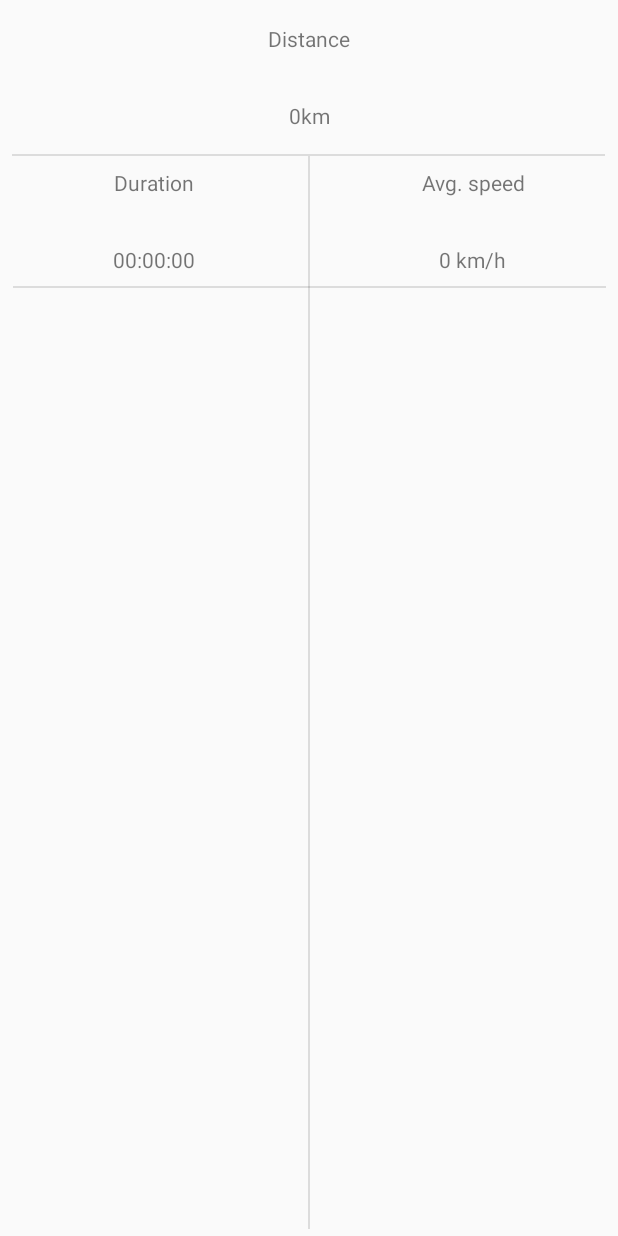
After one commit to filipNowakDev/GPS_Offline_Tracker, an Android app: the layout fragment_track_details.xml on its own in the app's theme, with its tools: preview values and no code run, on a phone screen of 412 x 824 dp. The commit adds this screen. Run offline under Robolectric (Android 15) with nearby library versions, the phone set to English and light mode, and no system bars.

Commit message:
Added track details fragment and fixed memory leaks on some devices

```diff
--- a/app/build.gradle
+++ b/app/build.gradle
@@ -33,6 +33,6 @@ dependencies {
     testImplementation 'junit:junit:4.12'
     androidTestImplementation 'com.android.support.test:runner:1.0.2'
     androidTestImplementation 'com.android.support.test.espresso:espresso-core:3.0.2'
-    implementation 'org.osmdroid:osmdroid-android:6.0.3'
+    implementation 'org.osmdroid:osmdroid-android:6.0.1'
     implementation 'com.android.support:cardview-v7:27.1.1'
 }
--- a/app/src/main/java/com/filipnowakdev/gps_offline_tracker/fragments/MapFragment.java
+++ b/app/src/main/java/com/filipnowakdev/gps_offline_tracker/fragments/MapFragment.java
@@ -11,9 +11,7 @@ import android.view.ViewGroup;
 
 import com.filipnowakdev.gps_offline_tracker.R;
 import com.filipnowakdev.gps_offline_tracker.services.DOMGpxReader;
-import com.filipnowakdev.gps_offline_tracker.services.FileWriterGpxFileService;
 import com.filipnowakdev.gps_offline_tracker.services.IGpxFileReader;
-import com.filipnowakdev.gps_offline_tracker.services.IGpxFileService;
 
 import org.osmdroid.api.IMapController;
 import org.osmdroid.tileprovider.tilesource.TileSourceFactory;
@@ -89,7 +87,7 @@ public class MapFragment extends Fragment
     {
         if(trackOverlayMode)
         {
-            List<GeoPoint> track = gpxFileReader.getListOfTrackpoints(trackOverlayed);
+            List<GeoPoint> track = gpxFileReader.getGeoPointsList(trackOverlayed);
             Polyline trackLine = new Polyline(map);
             trackLine.setTitle(trackOverlayed);
             trackLine.setPoints(track);
--- a/app/src/main/java/com/filipnowakdev/gps_offline_tracker/services/FileWriterGpxFileService.java
+++ b/app/src/main/java/com/filipnowakdev/gps_offline_tracker/services/FileWriterGpxFileService.java
@@ -161,7 +161,7 @@ public class FileWriterGpxFileService implements IGpxFileService
         return Arrays.asList(folder.listFiles());
     }
 
-    private String convertTime(long time)
+    private static String convertTime(long time)
     {
         Date date = new Date(time);
         Format format = new SimpleDateFormat("yyyy-MM-dd'T'HH:mm:ss'Z'", Locale.US);
--- /dev/null
+++ b/app/src/main/res/layout/fragment_track_details.xml
@@ -0,0 +1,123 @@
+<?xml version="1.0" encoding="utf-8"?>
+<android.support.constraint.ConstraintLayout xmlns:android="http://schemas.android.com/apk/res/android"
+    xmlns:app="http://schemas.android.com/apk/res-auto"
+    xmlns:tools="http://schemas.android.com/tools"
+    android:id="@+id/detailsLayout"
+    android:layout_width="match_parent"
+    android:layout_height="match_parent"
+    tools:context=".fragments.TrackDetailsFragment">
+
+    <View
+        android:id="@+id/horizontal_details_divider_1"
+        android:layout_width="395dp"
+        android:layout_height="1dp"
+        android:layout_marginTop="16dp"
+        android:background="?android:attr/listDivider"
+        app:layout_constraintEnd_toStartOf="@+id/vertical_details_div"
+        app:layout_constraintStart_toStartOf="@+id/vertical_details_div"
+        app:layout_constraintTop_toBottomOf="@+id/distance_field" />
+
+    <TextView
+        android:id="@+id/distance_caption"
+        android:layout_width="wrap_content"
+        android:layout_height="wrap_content"
+        android:layout_marginStart="8dp"
+        android:layout_marginTop="16dp"
+        android:layout_marginEnd="8dp"
+        android:layout_marginBottom="16dp"
+        android:text="@string/distance"
+        app:layout_constraintBottom_toTopOf="@+id/distance_field"
+        app:layout_constraintEnd_toEndOf="parent"
+        app:layout_constraintStart_toStartOf="parent"
+        app:layout_constraintTop_toTopOf="parent" />
+
+    <TextView
+        android:id="@+id/distance_field"
+        android:layout_width="wrap_content"
+        android:layout_height="wrap_content"
+        android:layout_marginStart="8dp"
+        android:layout_marginTop="16dp"
+        android:layout_marginEnd="8dp"
+        android:layout_marginBottom="16dp"
+        android:text="0km"
+        app:layout_constraintBottom_toTopOf="@+id/horizontal_details_divider_1"
+        app:layout_constraintEnd_toEndOf="parent"
+        app:layout_constraintStart_toStartOf="parent"
+        app:layout_constraintTop_toBottomOf="@+id/distance_caption"
+        tools:ignore="HardcodedText" />
+
+    <View
+        android:id="@+id/horizontal_details_divider_2"
+        android:layout_width="395dp"
+        android:layout_height="1dp"
+        android:layout_marginStart="8dp"
+        android:layout_marginTop="8dp"
+        android:layout_marginEnd="8dp"
+        android:background="?android:attr/listDivider"
+        app:layout_constraintEnd_toEndOf="parent"
+        app:layout_constraintStart_toStartOf="parent"
+        app:layout_constraintTop_toBottomOf="@+id/avg_speed_field" />
+
+    <TextView
+        android:id="@+id/duration_caption"
+        android:layout_width="wrap_content"
+        android:layout_height="17dp"
+        android:layout_marginStart="8dp"
+        android:layout_marginEnd="8dp"
+        android:text="@string/duration"
+        app:layout_constraintBaseline_toBaselineOf="@+id/avg_speed_caption"
+        app:layout_constraintEnd_toStartOf="@+id/vertical_details_div"
+        app:layout_constraintHorizontal_bias="0.5"
+        app:layout_constraintStart_toStartOf="parent" />
+
+    <TextView
+        android:id="@+id/duration_field"
+        android:layout_width="wrap_content"
+        android:layout_height="wrap_content"
+        android:layout_marginStart="8dp"
+        android:layout_marginEnd="8dp"
+        android:text="00:00:00"
+        app:layout_constraintBaseline_toBaselineOf="@+id/avg_speed_field"
+        app:layout_constraintEnd_toStartOf="@+id/vertical_details_div"
+        app:layout_constraintHorizontal_bias="0.5"
+        app:layout_constraintStart_toStartOf="parent"
+        tools:ignore="HardcodedText" />
+
+    <TextView
+        android:id="@+id/avg_speed_caption"
+        android:layout_width="wrap_content"
+        android:layout_height="wrap_content"
+        android:layout_marginStart="80dp"
+        android:layout_marginTop="8dp"
+        android:layout_marginEnd="67dp"
+        android:text="@string/avg_speed"
+        app:layout_constraintBottom_toTopOf="@+id/avg_speed_field"
+        app:layout_constraintEnd_toEndOf="parent"
+        app:layout_constraintStart_toEndOf="@+id/vertical_details_div"
+        app:layout_constraintTop_toBottomOf="@+id/horizontal_details_divider_1" />
+
+    <TextView
+        android:id="@+id/avg_speed_field"
+        android:layout_width="wrap_content"
+        android:layout_height="wrap_content"
+        android:layout_marginStart="79dp"
+        android:layout_marginTop="32dp"
+        android:layout_marginEnd="68dp"
+        android:layout_marginBottom="8dp"
+        android:text="0 km/h"
+        app:layout_constraintBottom_toTopOf="@+id/horizontal_details_divider_2"
+        app:layout_constraintEnd_toEndOf="parent"
+        app:layout_constraintStart_toEndOf="@+id/vertical_details_div"
+        app:layout_constraintTop_toBottomOf="@+id/avg_speed_caption"
+        tools:ignore="HardcodedText" />
+
+    <View
+        android:id="@+id/vertical_details_div"
+        android:layout_width="1dp"
+        android:layout_height="715dp"
+        android:background="?android:attr/listDivider"
+        app:layout_constraintEnd_toEndOf="parent"
+        app:layout_constraintHorizontal_bias="0.5"
+        app:layout_constraintStart_toStartOf="parent"
+        app:layout_constraintTop_toBottomOf="@+id/horizontal_details_divider_1" />
+</android.support.constraint.ConstraintLayout>
--- a/app/src/main/res/menu/track_menu.xml
+++ b/app/src/main/res/menu/track_menu.xml
@@ -8,8 +8,8 @@
     <item
         android:id="@+id/track_map"
         android:title="@string/track_map" />
-    <item
+    <!--<item
         android:id="@+id/track_delete"
-        android:title="@string/track_delete" />
+        android:title="@string/track_delete" />-->
 
-</menu><!--todo add this menu man-->
+</menu>
```
Also changed, not shown: app/src/main/java/com/filipnowakdev/gps_offline_tracker/fragments/TrackDetailsFragment.java (added, +99 -0 lines), app/src/main/java/com/filipnowakdev/gps_offline_tracker/fragments/TracksFragment.java (+8 -12 lines), app/src/main/java/com/filipnowakdev/gps_offline_tracker/services/DOMGpxReader.java (+63 -2 lines), app/src/main/java/com/filipnowakdev/gps_offline_tracker/services/IGpxFileReader.java (+6 -1 lines), app/src/main/res/values/strings.xml (+13 -4 lines).
